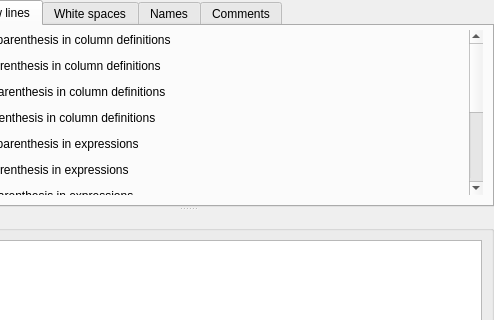
Above: Plugins/SqlEnterpriseFormatter/sqlenterpriseformatter.ui from pawelsalawa/sqlitestudio before the change; both pictures show x 118 to 612 and y 0 to 320 of the 612 by 464 pixel window. Below: the same form after it.
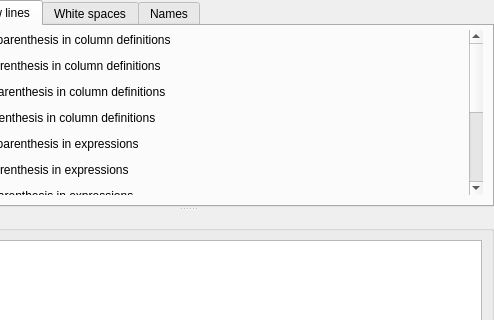
That is the form after the change. The open tabs and pages were chosen to show the change. Custom widgets are drawn as their Qt base class.

Diff of the .ui file:
```diff
--- a/Plugins/SqlEnterpriseFormatter/sqlenterpriseformatter.ui
+++ b/Plugins/SqlEnterpriseFormatter/sqlenterpriseformatter.ui
@@ -715,11 +715,6 @@
         </item>
        </layout>
       </widget>
-      <widget class="QWidget" name="commentsTab">
-       <attribute name="title">
-        <string>Comments</string>
-       </attribute>
-      </widget>
      </widget>
      <widget class="QGroupBox" name="groupBox">
       <property name="sizePolicy">
```
Left out of the diff: 101 changed lines with no effect on the pictures.
